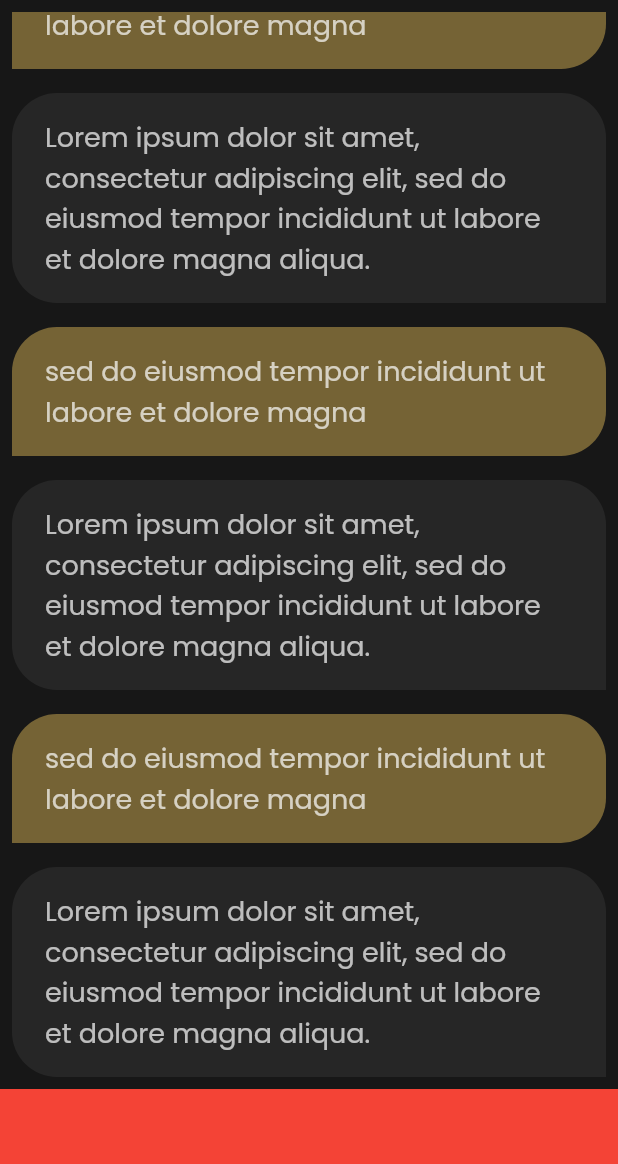
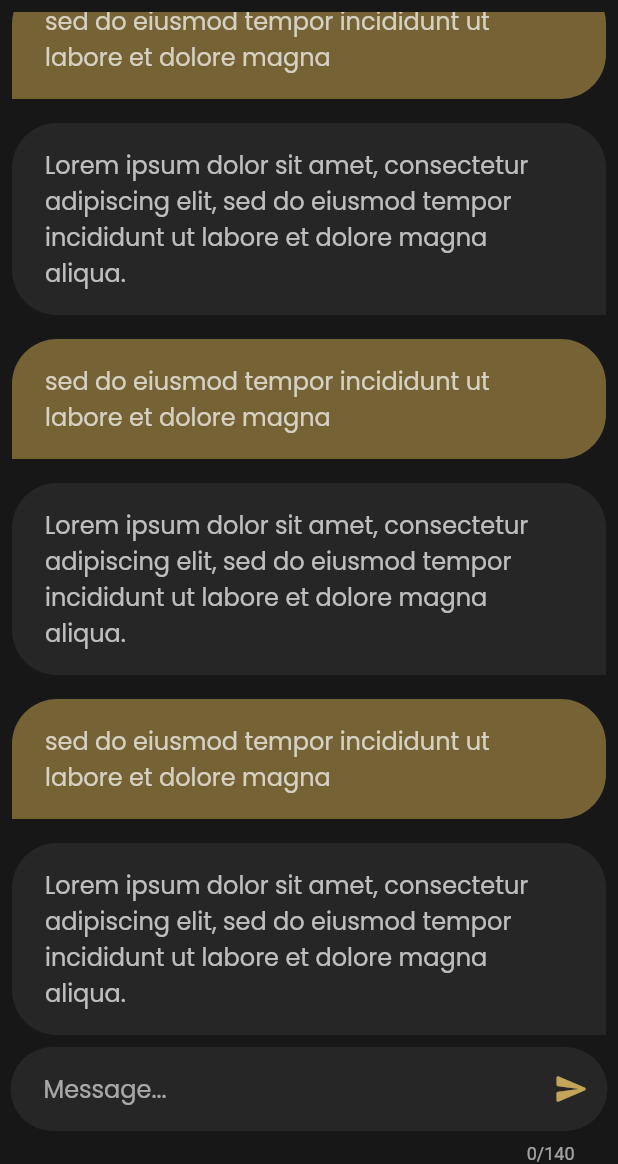
Before and after one commit to Drysen1/Flutter_Social_Network_UI_Concept, a Flutter app: the screen it shows after launch, after a tap on the "chat bubble outline" icon, after a tap on "John Doe", on a phone screen of 412 x 824 dp, the part 72-1236 px from its top. Run offline on Flutter 3.47's test engine with Material 2 defaults, Android fonts, the phone set to English and light mode, and no system bars; our stand-ins replace equatable, flutter_bloc, google_fonts.

Commit message:
Ui and logic for conversationreply screen.

```diff
--- a/lib/blocs/conversation/conversation_bloc.dart
+++ b/lib/blocs/conversation/conversation_bloc.dart
@@ -23,6 +23,7 @@ class ConversationBloc extends Bloc<ConversationEvent, ConversationState>{
   }
 
   Stream<ConversationState> _mapSendMessageEventToState(SendMessageEvent event) async*{
+    //Here we would send message.
     yield MessageSentState();
   }
 
--- a/lib/main.dart
+++ b/lib/main.dart
@@ -16,6 +16,7 @@ class MyApp extends StatelessWidget {
         brightness: Brightness.dark,
         backgroundColor: Color.fromARGB(255, 23, 23, 23),
         primaryColor: Color.fromARGB(255, 195, 165, 89),
+        primarySwatch: Colors.red,
       ),
       home: TabScreen(),
     );
--- a/lib/screens/conversationScreen.dart
+++ b/lib/screens/conversationScreen.dart
@@ -3,6 +3,7 @@ import 'package:flutter_bloc/flutter_bloc.dart';
 import 'package:flutter_social_network_ui_concept/blocs/conversation/conversation_bloc.dart';
 import 'package:flutter_social_network_ui_concept/blocs/conversation/conversation_event.dart';
 import 'package:flutter_social_network_ui_concept/widgets/conversation/conversationListView.dart';
+import 'package:flutter_social_network_ui_concept/widgets/conversation/sendMessageTextField.dart';
 import 'package:flutter_social_network_ui_concept/widgets/profileImage.dart';
 import 'package:google_fonts/google_fonts.dart';
 
@@ -68,10 +69,7 @@ class _ConversationScreenState extends State<ConversationScreen> {
           Expanded(
             child: ConversationListView()
           ),
-          Container(
-            height: 50,
-            color: Colors.red,
-          )
+          SendMessageTextField(),
         ],
       ),
     );
--- a/lib/widgets/conversation/conversationReplyItem.dart
+++ b/lib/widgets/conversation/conversationReplyItem.dart
@@ -40,7 +40,7 @@ class _ConversationReplyItemState extends State<ConversationReplyItem> {
       this.widget.reply.message,
       style: GoogleFonts.poppins(
         color: Colors.white70,
-        fontSize: 18
+        fontSize: 16
       )
     );
   }
--- /dev/null
+++ b/lib/widgets/conversation/sendMessageTextField.dart
@@ -0,0 +1,64 @@
+import 'package:flutter/material.dart';
+import 'package:flutter_social_network_ui_concept/blocs/conversation/conversation_bloc.dart';
+import 'package:flutter_social_network_ui_concept/blocs/conversation/conversation_event.dart';
+import 'package:google_fonts/google_fonts.dart';
+import 'package:flutter_bloc/flutter_bloc.dart';
+
+class SendMessageTextField extends StatefulWidget {
+  const SendMessageTextField({ Key? key }) : super(key: key);
+
+  @override
+  _SendMessageTextFieldState createState() => _SendMessageTextFieldState();
+}
+
+class _SendMessageTextFieldState extends State<SendMessageTextField> {
+  final TextEditingController _messageController = TextEditingController();
+
+  @override
+  Widget build(BuildContext context) {
+    return Container(
+      padding: EdgeInsets.fromLTRB(7, 0, 7, 0),
+      child: TextField(
+        controller: _messageController,
+        cursorColor: Theme.of(context).primaryColor,
+        maxLength: 140,
+        minLines: 1,
+        maxLines: 8,
+        style: GoogleFonts.poppins(
+          color: Colors.white70,
+          fontSize: 16
+        ),
+        textAlign: TextAlign.left,
+        keyboardType: TextInputType.text,
+        decoration: InputDecoration(
+          focusColor: Theme.of(context).primaryColor,
+          suffixIcon: _sendMessageIcon(),
+          hintText: 'Message...',
+          hintStyle: TextStyle(fontSize: 16),
+          border: OutlineInputBorder(
+            borderRadius: BorderRadius.circular(30),
+            borderSide: BorderSide(
+                width: 0,
+                style: BorderStyle.none,
+          ),
+        ),
+        filled: true,
+        contentPadding: EdgeInsets.fromLTRB(22, 16, 22, 16),
+        fillColor: Color.fromARGB(255, 38, 38, 38),
+        ),
+      )
+    );
+  }
+
+  Widget _sendMessageIcon(){
+    return IconButton(
+      icon: Icon(
+        Icons.send_rounded,
+        color: Theme.of(context).primaryColor,
+      ),
+      onPressed: (){
+        context.read<ConversationBloc>().add(SendMessageEvent(_messageController.text));
+      }
+    );
+  }
+}
```
